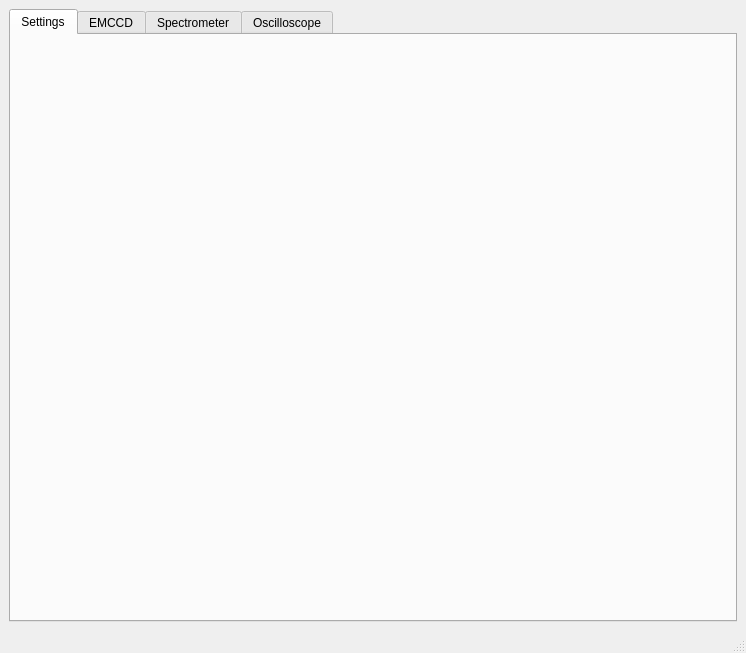
First picture: the form in mainWindow.ui, repository SherwinGroup/EMCCD-psychic, before the edit.
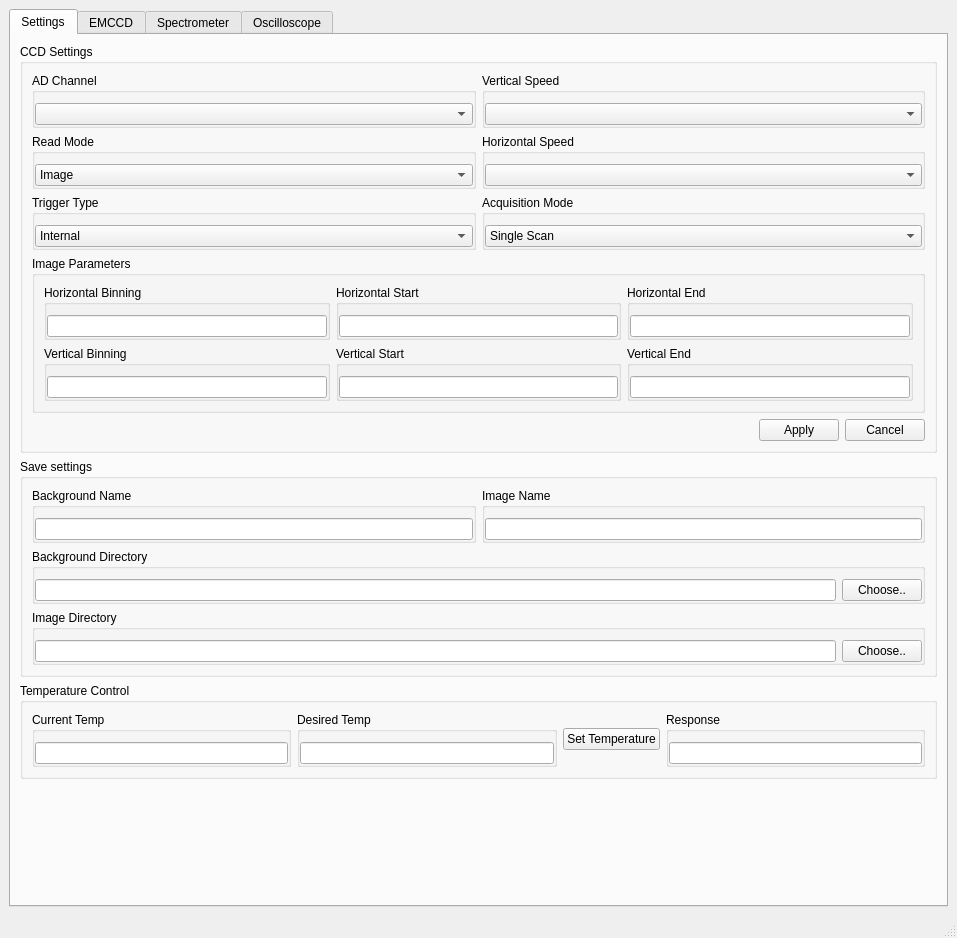
Second picture: the form after the edit. The open tabs and pages were chosen to show the change. Custom widgets are drawn as their Qt base class.

```diff
--- a/mainWindow.ui
+++ b/mainWindow.ui
@@ -6,8 +6,8 @@
    <rect>
     <x>0</x>
     <y>0</y>
-    <width>746</width>
-    <height>653</height>
+    <width>957</width>
+    <height>938</height>
    </rect>
   </property>
   <property name="windowTitle">
@@ -27,6 +27,746 @@
        <attribute name="title">
         <string>Settings</string>
        </attribute>
+       <layout class="QVBoxLayout" name="verticalLayout_7">
+        <item>
+         <widget class="QGroupBox" name="groupBox_2">
+          <property name="title">
+           <string>CCD Settings</string>
+          </property>
+          <layout class="QVBoxLayout" name="verticalLayout_5">
+           <item>
+            <layout class="QGridLayout" name="gridLayout_2">
+             <item row="0" column="0">
+              <widget class="QGroupBox" name="groupBox_6">
+               <property name="title">
+                <string>AD Channel</string>
+               </property>
+               <property name="flat">
+                <bool>true</bool>
+               </property>
+               <layout class="QVBoxLayout" name="verticalLayout_4">
+                <property name="leftMargin">
+                 <number>0</number>
+                </property>
+                <property name="topMargin">
+                 <number>10</number>
+                </property>
+                <property name="rightMargin">
+                 <number>0</number>
+                </property>
+                <property name="bottomMargin">
+                 <number>0</number>
+                </property>
+                <item>
+                 <widget class="QComboBox" name="cSettingsADChannel"/>
+                </item>
+               </layout>
+              </widget>
+             </item>
+             <item row="2" column="1">
+              <widget class="QGroupBox" name="groupBox_13">
+               <property name="title">
+                <string>Horizontal Speed</string>
+               </property>
+               <property name="flat">
+                <bool>true</bool>
+               </property>
+               <layout class="QHBoxLayout" name="horizontalLayout_11">
+                <property name="leftMargin">
+                 <number>0</number>
+                </property>
+                <property name="topMargin">
+                 <number>10</number>
+                </property>
+                <property name="rightMargin">
+                 <number>0</number>
+                </property>
+                <property name="bottomMargin">
+                 <number>0</number>
+                </property>
+                <item>
+                 <widget class="QComboBox" name="cSettingsHSS"/>
+                </item>
+               </layout>
+              </widget>
+             </item>
+             <item row="0" column="1">
+              <widget class="QGroupBox" name="groupBox_11">
+               <property name="title">
+                <string>Vertical Speed</string>
+               </property>
+               <property name="flat">
+                <bool>true</bool>
+               </property>
+               <layout class="QHBoxLayout" name="horizontalLayout_9">
+                <property name="leftMargin">
+                 <number>0</number>
+                </property>
+                <property name="topMargin">
+                 <number>10</number>
+                </property>
+                <property name="rightMargin">
+                 <number>0</number>
+                </property>
+                <property name="bottomMargin">
+                 <number>0</number>
+                </property>
+                <item>
+                 <widget class="QComboBox" name="cSettingsVSS"/>
+                </item>
+               </layout>
+              </widget>
+             </item>
+             <item row="2" column="0">
+              <widget class="QGroupBox" name="groupBox_12">
+               <property name="title">
+                <string>Read Mode</string>
+               </property>
+               <property name="flat">
+                <bool>true</bool>
+               </property>
+               <layout class="QHBoxLayout" name="horizontalLayout_10">
+                <property name="leftMargin">
+                 <number>0</number>
+                </property>
+                <property name="topMargin">
+                 <number>10</number>
+                </property>
+                <property name="rightMargin">
+                 <number>0</number>
+                </property>
+                <property name="bottomMargin">
+                 <number>0</number>
+                </property>
+                <item>
+                 <widget class="QComboBox" name="cSettingsReadMode">
+                  <property name="currentIndex">
+                   <number>4</number>
+                  </property>
+                  <item>
+                   <property name="text">
+                    <string>Full Vertical Binning</string>
+                   </property>
+                  </item>
+                  <item>
+                   <property name="text">
+                    <string>Multi-Track</string>
+                   </property>
+                  </item>
+                  <item>
+                   <property name="text">
+                    <string>Random-Track</string>
+                   </property>
+                  </item>
+                  <item>
+                   <property name="text">
+                    <string>Single-Track</string>
+                   </property>
+                  </item>
+                  <item>
+                   <property name="text">
+                    <string>Image</string>
+                   </property>
+                  </item>
+                 </widget>
+                </item>
+               </layout>
+              </widget>
+             </item>
+             <item row="3" column="0">
+              <widget class="QGroupBox" name="groupBox_14">
+               <property name="title">
+                <string>Trigger Type</string>
+               </property>
+               <property name="flat">
+                <bool>true</bool>
+               </property>
+               <layout class="QHBoxLayout" name="horizontalLayout_12">
+                <property name="leftMargin">
+                 <number>0</number>
+                </property>
+                <property name="topMargin">
+                 <number>10</number>
+                </property>
+                <property name="rightMargin">
+                 <number>0</number>
+                </property>
+                <property name="bottomMargin">
+                 <number>0</number>
+                </property>
+                <item>
+                 <widget class="QComboBox" name="cSettingsTrigger">
+                  <item>
+                   <property name="text">
+                    <string>Internal</string>
+                   </property>
+                  </item>
+                  <item>
+                   <property name="text">
+                    <string>External</string>
+                   </property>
+                  </item>
+                 </widget>
+                </item>
+               </layout>
+              </widget>
+             </item>
+             <item row="3" column="1">
+              <widget class="QGroupBox" name="groupBox_15">
+               <property name="title">
+                <string>Acquisition Mode</string>
+               </property>
+               <property name="flat">
+                <bool>true</bool>
+               </property>
+               <layout class="QHBoxLayout" name="horizontalLayout_13">
+                <property name="leftMargin">
+                 <number>0</number>
+                </property>
+                <property name="topMargin">
+                 <number>10</number>
+                </property>
+                <property name="rightMargin">
+                 <number>0</number>
+                </property>
+                <property name="bottomMargin">
+                 <number>0</number>
+                </property>
+                <item>
+                 <widget class="QComboBox" name="cSettingsAcquisitionMode">
+                  <property name="currentIndex">
+                   <number>1</number>
+                  </property>
+                  <item>
+                   <property name="text">
+                    <string>NA</string>
+                   </property>
+                  </item>
+                  <item>
+                   <property name="text">
+                    <string>Single Scan</string>
+                   </property>
+                  </item>
+                  <item>
+                   <property name="text">
+                    <string>Accumulate</string>
+                   </property>
+                  </item>
+                  <item>
+                   <property name="text">
+                    <string>Kinetic</string>
+                   </property>
+                  </item>
+                  <item>
+                   <property name="text">
+                    <string>Fast Kinetics</string>
+                   </property>
+                  </item>
+                  <item>
+                   <property name="text">
+                    <string>Run till abort</string>
+                   </property>
+                  </item>
+                  <item>
+                   <property name="text">
+                    <string>NA</string>
+                   </property>
+                  </item>
+                  <item>
+                   <property name="text">
+                    <string>NA</string>
+                   </property>
+                  </item>
+                  <item>
+                   <property name="text">
+                    <string>NA</string>
+                   </property>
+                  </item>
+                  <item>
+                   <property name="text">
+                    <string>Time delayed integration</string>
+                   </property>
+                  </item>
+                 </widget>
+                </item>
+               </layout>
+              </widget>
+             </item>
+            </layout>
+           </item>
+           <item>
+            <widget class="QGroupBox" name="gbImageParams">
+             <property name="enabled">
+              <bool>true</bool>
+             </property>
+             <property name="title">
+              <string>Image Parameters</string>
+             </property>
+             <layout class="QHBoxLayout" name="horizontalLayout_2">
+              <item>
+               <layout class="QGridLayout" name="gridLayout_4">
+                <item row="0" column="1">
+                 <widget class="QGroupBox" name="groupBox_18">
+                  <property name="title">
+                   <string>Horizontal Start</string>
+                  </property>
+                  <property name="flat">
+                   <bool>true</bool>
+                  </property>
+                  <layout class="QHBoxLayout" name="horizontalLayout_16">
+                   <property name="leftMargin">
+                    <number>0</number>
+                   </property>
+                   <property name="topMargin">
+                    <number>10</number>
+                   </property>
+                   <property name="rightMargin">
+                    <number>0</number>
+                   </property>
+                   <property name="bottomMargin">
+                    <number>0</number>
+                   </property>
+                   <item>
+                    <widget class="QINumberEdit" name="tHStart"/>
+                   </item>
+                  </layout>
+                 </widget>
+                </item>
+                <item row="2" column="0">
+                 <widget class="QGroupBox" name="groupBox_17">
+                  <property name="title">
+                   <string>Vertical Binning</string>
+                  </property>
+                  <property name="flat">
+                   <bool>true</bool>
+                  </property>
+                  <layout class="QHBoxLayout" name="horizontalLayout_15">
+                   <property name="leftMargin">
+                    <number>0</number>
+                   </property>
+                   <property name="topMargin">
+                    <number>10</number>
+                   </property>
+                   <property name="rightMargin">
+                    <number>0</number>
+                   </property>
+                   <property name="bottomMargin">
+                    <number>0</number>
+                   </property>
+                   <item>
+                    <widget class="QINumberEdit" name="tVBin"/>
+                   </item>
+                  </layout>
+                 </widget>
+                </item>
+                <item row="0" column="0">
+                 <widget class="QGroupBox" name="groupBox_16">
+                  <property name="title">
+                   <string>Horizontal Binning</string>
+                  </property>
+                  <property name="flat">
+                   <bool>true</bool>
+                  </property>
+                  <layout class="QHBoxLayout" name="horizontalLayout_14">
+                   <property name="leftMargin">
+                    <number>0</number>
+                   </property>
+                   <property name="topMargin">
+                    <number>10</number>
+                   </property>
+                   <property name="rightMargin">
+                    <number>0</number>
+                   </property>
+                   <property name="bottomMargin">
+                    <number>0</number>
+                   </property>
+                   <item>
+                    <widget class="QINumberEdit" name="tHBin"/>
+                   </item>
+                  </layout>
+                 </widget>
+                </item>
+                <item row="0" column="2">
+                 <widget class="QGroupBox" name="groupBox_19">
+                  <property name="title">
+                   <string>Horizontal End</string>
+                  </property>
+                  <property name="flat">
+                   <bool>true</bool>
+                  </property>
+                  <layout class="QHBoxLayout" name="horizontalLayout_17">
+                   <property name="leftMargin">
+                    <number>0</number>
+                   </property>
+                   <property name="topMargin">
+                    <number>10</number>
+                   </property>
+                   <property name="rightMargin">
+                    <number>0</number>
+                   </property>
+                   <property name="bottomMargin">
+                    <number>0</number>
+                   </property>
+                   <item>
+                    <widget class="QINumberEdit" name="tHEnd"/>
+                   </item>
+                  </layout>
+                 </widget>
+                </item>
+                <item row="2" column="1">
+                 <widget class="QGroupBox" name="groupBox_20">
+                  <property name="title">
+                   <string>Vertical Start</string>
+                  </property>
+                  <property name="flat">
+                   <bool>true</bool>
+                  </property>
+                  <layout class="QHBoxLayout" name="horizontalLayout_18">
+                   <property name="leftMargin">
+                    <number>0</number>
+                   </property>
+                   <property name="topMargin">
+                    <number>10</number>
+                   </property>
+                   <property name="rightMargin">
+                    <number>0</number>
+                   </property>
+                   <property name="bottomMargin">
+                    <number>0</number>
+                   </property>
+                   <item>
+                    <widget class="QINumberEdit" name="tVStart"/>
+                   </item>
+                  </layout>
+                 </widget>
+                </item>
+                <item row="2" column="2">
+                 <widget class="QGroupBox" name="groupBox_21">
+                  <property name="title">
+                   <string>Vertical End</string>
+                  </property>
+                  <property name="flat">
+                   <bool>true</bool>
+                  </property>
+                  <layout class="QHBoxLayout" name="horizontalLayout_19">
+                   <property name="leftMargin">
+                    <number>0</number>
+                   </property>
+                   <property name="topMargin">
+                    <number>10</number>
+                   </property>
+                   <property name="rightMargin">
+                    <number>0</number>
+                   </property>
+                   <property name="bottomMargin">
+                    <number>0</number>
+                   </property>
+                   <item>
+                    <widget class="QINumberEdit" name="tVEnd"/>
+                   </item>
+                  </layout>
+                 </widget>
+                </item>
+               </layout>
+              </item>
+             </layout>
+            </widget>
+           </item>
+           <item>
+            <layout class="QHBoxLayout" name="horizontalLayout_3">
+             <item>
+              <spacer name="horizontalSpacer_2">
+               <property name="orientation">
+                <enum>Qt::Horizontal</enum>
+               </property>
+               <property name="sizeHint" stdset="0">
+                <size>
+                 <width>40</width>
+                 <height>20</height>
+                </size>
+               </property>
+              </spacer>
+             </item>
+             <item>
+              <widget class="QPushButton" name="bSettingsApply">
+               <property name="text">
+                <string>Apply</string>
+               </property>
+              </widget>
+             </item>
+             <item>
+              <widget class="QPushButton" name="bSettingsCancel">
+               <property name="text">
+                <string>Cancel</string>
+               </property>
+              </widget>
+             </item>
+            </layout>
+           </item>
+          </layout>
+         </widget>
+        </item>
+        <item>
+         <widget class="QGroupBox" name="groupBox_5">
+          <property name="title">
+           <string>Save settings</string>
+          </property>
+          <layout class="QVBoxLayout" name="verticalLayout_3">
+           <item>
+            <layout class="QHBoxLayout" name="horizontalLayout_7">
+             <item>
+              <widget class="QGroupBox" name="groupBox_8">
+               <property name="title">
+                <string>Background Name</string>
+               </property>
+               <property name="flat">
+                <bool>true</bool>
+               </property>
+               <layout class="QHBoxLayout" name="horizontalLayout_8">
+                <property name="leftMargin">
+                 <number>0</number>
+                </property>
+                <property name="topMargin">
+                 <number>10</number>
+                </property>
+                <property name="rightMargin">
+                 <number>0</number>
+                </property>
+                <property name="bottomMargin">
+                 <number>0</number>
+                </property>
+                <item>
+                 <widget class="QLineEdit" name="tBackgroundName">
+                  <property name="sizePolicy">
+                   <sizepolicy hsizetype="Expanding" vsizetype="Fixed">
+                    <horstretch>0</horstretch>
+                    <verstretch>0</verstretch>
+                   </sizepolicy>
+                  </property>
+                 </widget>
+                </item>
+               </layout>
+              </widget>
+             </item>
+             <item>
+              <widget class="QGroupBox" name="groupBox_7">
+               <property name="title">
+                <string>Image Name</string>
+               </property>
+               <property name="flat">
+                <bool>true</bool>
+               </property>
+               <layout class="QVBoxLayout" name="verticalLayout_6">
+                <property name="leftMargin">
+                 <number>0</number>
+                </property>
+                <property name="topMargin">
+                 <number>10</number>
+                </property>
+                <property name="rightMargin">
+                 <number>0</number>
+                </property>
+                <property name="bottomMargin">
+                 <number>0</number>
+                </property>
+                <item>
+                 <widget class="QLineEdit" name="tImageName"/>
+                </item>
+               </layout>
+              </widget>
+             </item>
+            </layout>
+           </item>
+           <item>
+            <widget class="QGroupBox" name="groupBox_9">
+             <property name="title">
+              <string>Background Directory</string>
+             </property>
+             <property name="flat">
+              <bool>true</bool>
+             </property>
+             <layout class="QHBoxLayout" name="horizontalLayout_5">
+              <property name="leftMargin">
+               <number>0</number>
+              </property>
+              <property name="topMargin">
+               <number>10</number>
+              </property>
+              <property name="rightMargin">
+               <number>0</number>
+              </property>
+              <property name="bottomMargin">
+               <number>0</number>
+              </property>
+              <item>
+               <widget class="QLineEdit" name="tSettingsBGDirectory"/>
+              </item>
+              <item>
+               <widget class="QPushButton" name="bSettingsBGDirectory">
+                <property name="text">
+                 <string>Choose..</string>
+                </property>
+               </widget>
+              </item>
+             </layout>
+            </widget>
+           </item>
+           <item>
+            <widget class="QGroupBox" name="groupBox_10">
+             <property name="title">
+              <string>Image Directory</string>
+             </property>
+             <property name="flat">
+              <bool>true</bool>
+             </property>
+             <layout class="QHBoxLayout" name="horizontalLayout_6">
+              <property name="leftMargin">
+               <number>0</number>
+              </property>
+              <property name="topMargin">
+               <number>10</number>
+              </property>
+              <property name="rightMargin">
+               <number>0</number>
+              </property>
+              <property name="bottomMargin">
+               <number>0</number>
+              </property>
+              <item>
+               <widget class="QLineEdit" name="tSettingsIMGDirectory"/>
+              </item>
+              <item>
+               <widget class="QPushButton" name="bSettingsIMGDirectory">
+                <property name="text">
+                 <string>Choose..</string>
+                </property>
+               </widget>
+              </item>
+             </layout>
+            </widget>
+           </item>
+          </layout>
+         </widget>
+        </item>
+        <item>
+         <widget class="QGroupBox" name="groupBox_3">
+          <property name="title">
+           <string>Temperature Control</string>
+          </property>
+          <layout class="QHBoxLayout" name="horizontalLayout_4">
+           <item>
+            <widget class="QGroupBox" name="groupBox_22">
+             <property name="title">
+              <string>Current Temp</string>
+             </property>
+             <property name="flat">
+              <bool>true</bool>
+             </property>
+             <layout class="QHBoxLayout" name="horizontalLayout_20">
+              <property name="leftMargin">
+               <number>0</number>
+              </property>
+              <property name="topMargin">
+               <number>10</number>
+              </property>
+              <property name="rightMargin">
+               <number>0</number>
+              </property>
+              <property name="bottomMargin">
+               <number>0</number>
+              </property>
+              <item>
+               <widget class="QLineEdit" name="tSettingsCurrTemp">
+                <property name="readOnly">
+                 <bool>true</bool>
+                </property>
+               </widget>
+              </item>
+             </layout>
+            </widget>
+           </item>
+           <item>
+            <widget class="QGroupBox" name="groupBox_23">
+             <property name="title">
+              <string>Desired Temp</string>
+             </property>
+             <property name="flat">
+              <bool>true</bool>
+             </property>
+             <layout class="QHBoxLayout" name="horizontalLayout_21">
+              <property name="leftMargin">
+               <number>0</number>
+              </property>
+              <property name="topMargin">
+               <number>10</number>
+              </property>
+              <property name="rightMargin">
+               <number>0</number>
+              </property>
+              <property name="bottomMargin">
+               <number>0</number>
+              </property>
+              <item>
+               <widget class="QINumberEdit" name="tSettingsGotoTemp"/>
+              </item>
+             </layout>
+            </widget>
+           </item>
+           <item>
+            <widget class="QPushButton" name="bSetTemp">
+             <property name="text">
+              <string>Set Temperature</string>
+             </property>
+            </widget>
+           </item>
+           <item>
+            <widget class="QGroupBox" name="groupBox_24">
+             <property name="title">
+              <string>Response</string>
+             </property>
+             <property name="flat">
+              <bool>true</bool>
+             </property>
+             <layout class="QHBoxLayout" name="horizontalLayout_22">
+              <property name="leftMargin">
+               <number>0</number>
+              </property>
+              <property name="topMargin">
+               <number>10</number>
+              </property>
+              <property name="rightMargin">
+               <number>0</number>
+              </property>
+              <property name="bottomMargin">
+               <number>0</number>
+              </property>
+              <item>
+               <widget class="QLineEdit" name="tSettingsTempResponse">
+                <property name="readOnly">
+                 <bool>true</bool>
+                </property>
+               </widget>
+              </item>
+             </layout>
+            </widget>
+           </item>
+          </layout>
+         </widget>
+        </item>
+        <item>
+         <spacer name="verticalSpacer">
+          <property name="orientation">
+           <enum>Qt::Vertical</enum>
+          </property>
+          <property name="sizeHint" stdset="0">
+           <size>
+            <width>20</width>
+            <height>40</height>
+           </size>
+          </property>
+         </spacer>
+        </item>
+       </layout>
       </widget>
       <widget class="QWidget" name="tabEMCCD">
        <attribute name="title">
@@ -248,6 +988,11 @@
    <extends>QLineEdit</extends>
    <header>customQt</header>
   </customwidget>
+  <customwidget>
+   <class>QINumberEdit</class>
+   <extends>QLineEdit</extends>
+   <header>customQt</header>
+  </customwidget>
  </customwidgets>
  <resources/>
  <connections/>
```
Left out of the diff: 554 changed lines with no effect on the pictures.
